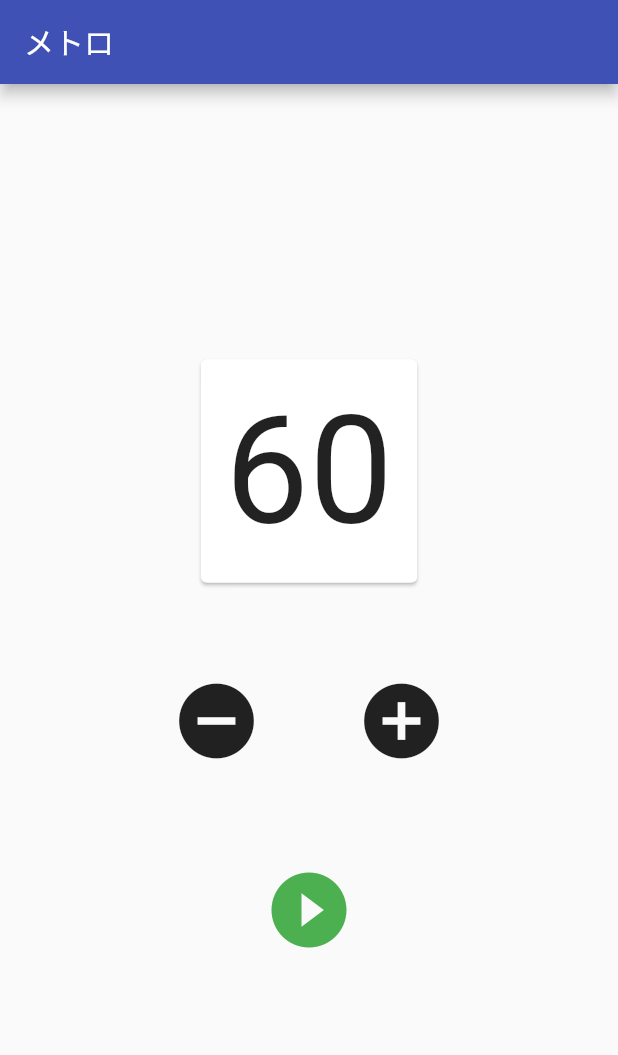
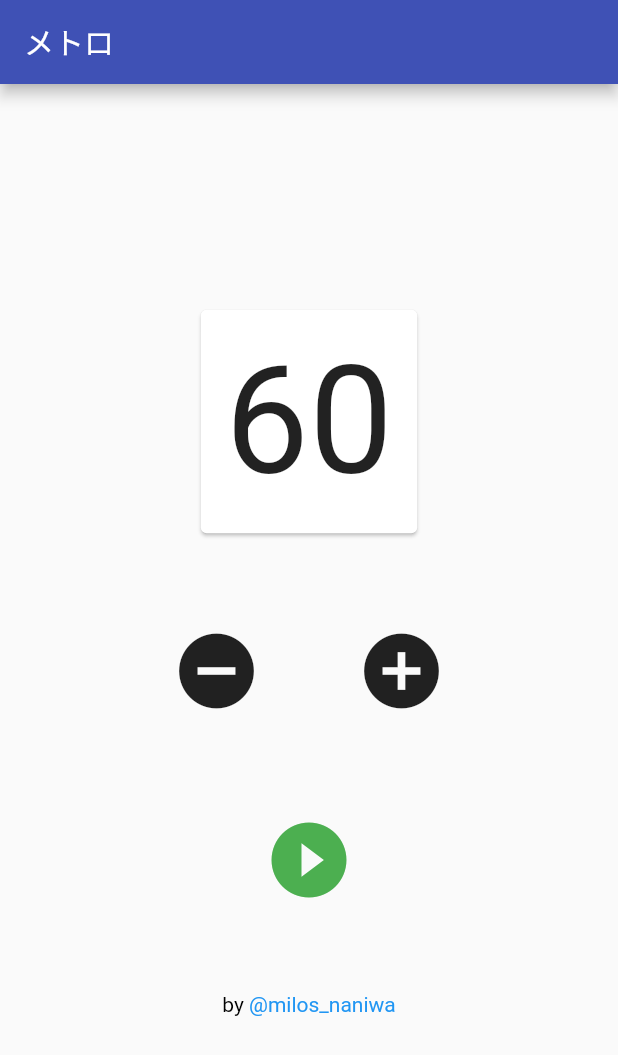
Before and after one commit to MilosNaniwa/chika_metronome, a Flutter app: the screen it shows after launch, on a phone screen of 412 x 824 dp. Shown: the top 1055 px of the screen. Run offline on Flutter 3.47's test engine with Material 2 defaults, Android fonts, the phone set to English and light mode, and no system bars; our stand-ins replace bloc, equatable, flutter_bloc; missing offline and left inert: soundpool; Roboto replaces fonts that are missing (Noto).

Commit message:
作者を記載

```diff
--- a/lib/screen/metronome/metronome_screen_page.dart
+++ b/lib/screen/metronome/metronome_screen_page.dart
@@ -7,6 +7,7 @@ import 'package:flutter/material.dart';
 import 'package:flutter/services.dart';
 import 'package:flutter_bloc/flutter_bloc.dart';
 import 'package:soundpool/soundpool.dart';
+import 'package:url_launcher/url_launcher.dart';
 
 class MetronomeScreenPage extends StatefulWidget {
   @override
@@ -237,6 +238,37 @@ class _MetronomeScreenPageState extends State<MetronomeScreenPage> {
                       iconSize: 60.0,
                       color: Colors.green,
                     ),
+              SizedBox(
+                height: 50.0,
+              ),
+              Row(
+                mainAxisAlignment: MainAxisAlignment.center,
+                children: <Widget>[
+                  Text(
+                    "by ",
+                    style: TextStyle(
+                      color: Colors.black,
+                    ),
+                  ),
+                  InkWell(
+                    child: Text(
+                      "@milos_naniwa",
+                      style: TextStyle(
+                        color: Colors.blue,
+                        fontFamily: "Noto",
+                      ),
+                    ),
+                    onTap: () async {
+                      const url = 'https://twitter.com/milos_naniwa';
+                      if (await canLaunch(url)) {
+                        await launch(url);
+                      } else {
+                        throw 'Could not launch $url';
+                      }
+                    },
+                  ),
+                ],
+              ),
             ],
           ),
         );
--- a/pubspec.yaml
+++ b/pubspec.yaml
@@ -20,6 +20,8 @@ dependencies:
 
   flutter_picker: ^1.1.0
 
+  url_launcher: ^5.4.2
+
 dev_dependencies:
   flutter_test:
     sdk: flutter
```
Also changed, not shown: pubspec.lock, 4 other files.
